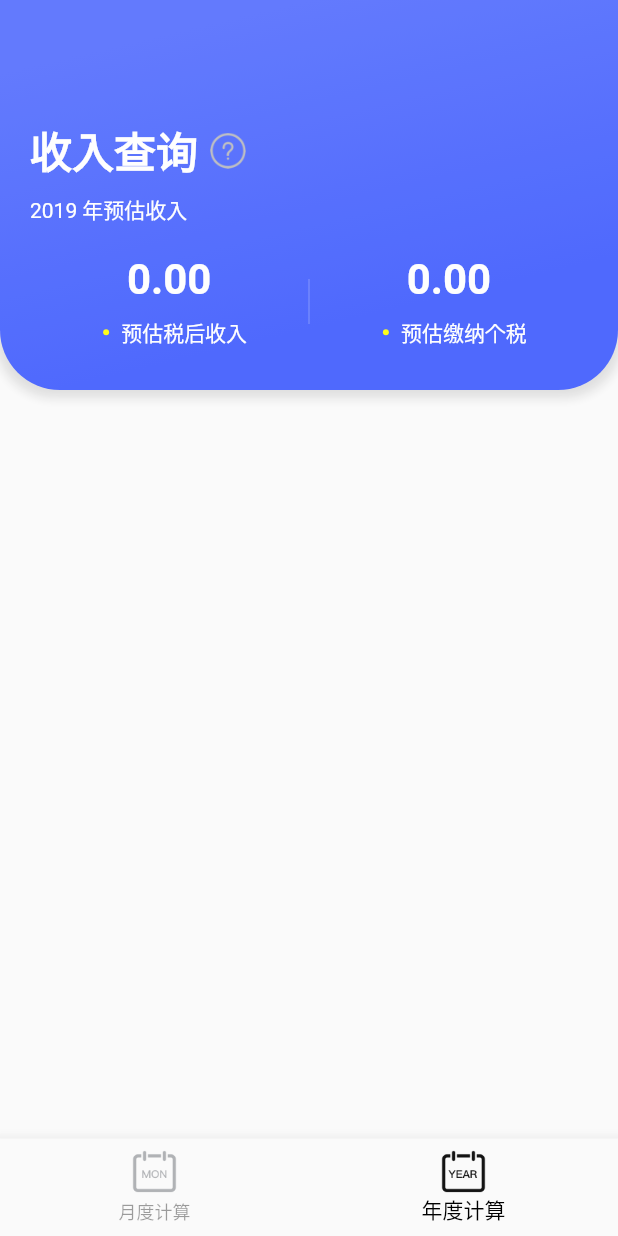
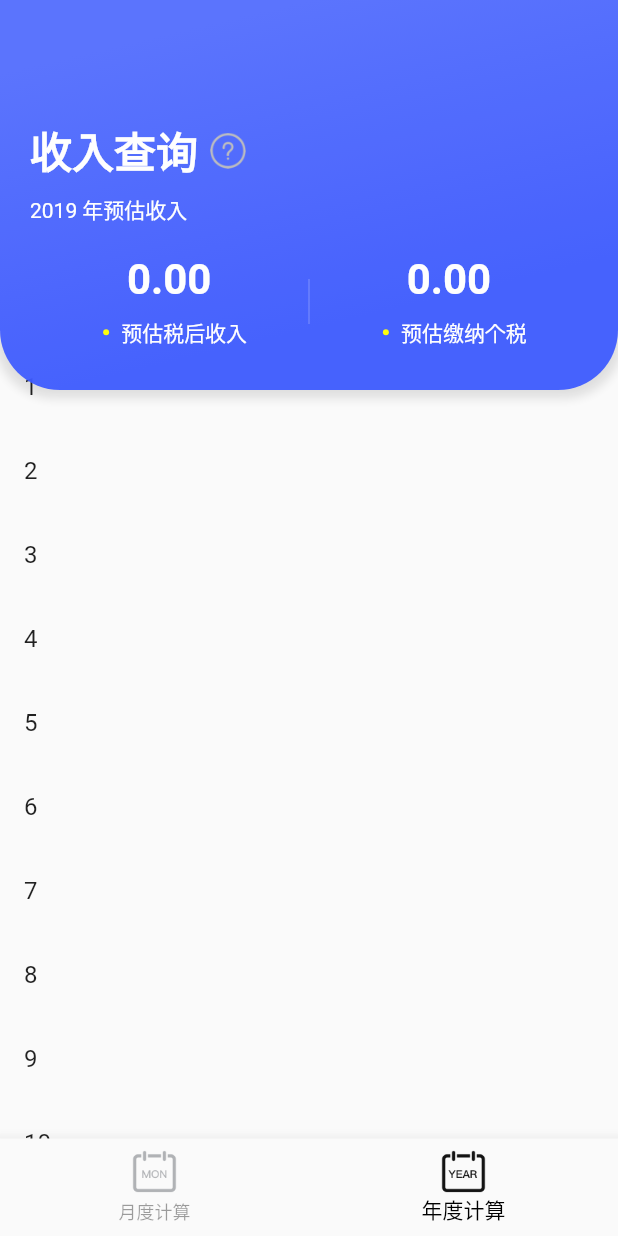
Before and after one commit to musicq/tax_calculator, a Flutter app: the screen it shows after launch, item 2 of the bottom bar chosen, on a phone screen of 412 x 824 dp. Run offline on Flutter 3.47's test engine with Material 2 defaults, Android fonts, the phone set to English and light mode, and no system bars; our stand-ins replace decimal, rxdart; statements that could not run were skipped.

Commit message:
feat: 创建占位符列表

```diff
--- a/lib/src/bizViews/IncomeSummaryPanel/IncomeSummaryPanel.dart
+++ b/lib/src/bizViews/IncomeSummaryPanel/IncomeSummaryPanel.dart
@@ -28,7 +28,7 @@ class IncomeSummaryPanel extends StatelessWidget {
 
   Widget panel({Widget child}) {
     return Opacity(
-      opacity: 0.9,
+      opacity: 0.95,
       child: Container(
         constraints: BoxConstraints.expand(height: 260),
         decoration: Style.boxStyle,
--- a/lib/src/views/YearlyCalculation/YearlyCalculation.dart
+++ b/lib/src/views/YearlyCalculation/YearlyCalculation.dart
@@ -7,7 +7,29 @@ class YearlyCalculation extends StatelessWidget {
   Widget build(BuildContext context) {
     return MainContainer(
       showAppBar: false,
-      body: IncomeSummaryPanel(),
+      body: Stack(
+        children: <Widget>[
+          ListView.builder(
+            itemBuilder: (context, index) {
+              if (index == 0) {
+                return Padding(
+                  padding: EdgeInsets.only(top: 230),
+                );
+              }
+
+              return ListTile(
+                title: Text(index.toString()),
+                onTap: () {
+                  Scaffold.of(context).hideCurrentSnackBar();
+                  Scaffold.of(context)
+                      .showSnackBar(SnackBar(content: Text(index.toString())));
+                },
+              );
+            },
+          ),
+          IncomeSummaryPanel(),
+        ],
+      ),
     );
   }
 }
```
